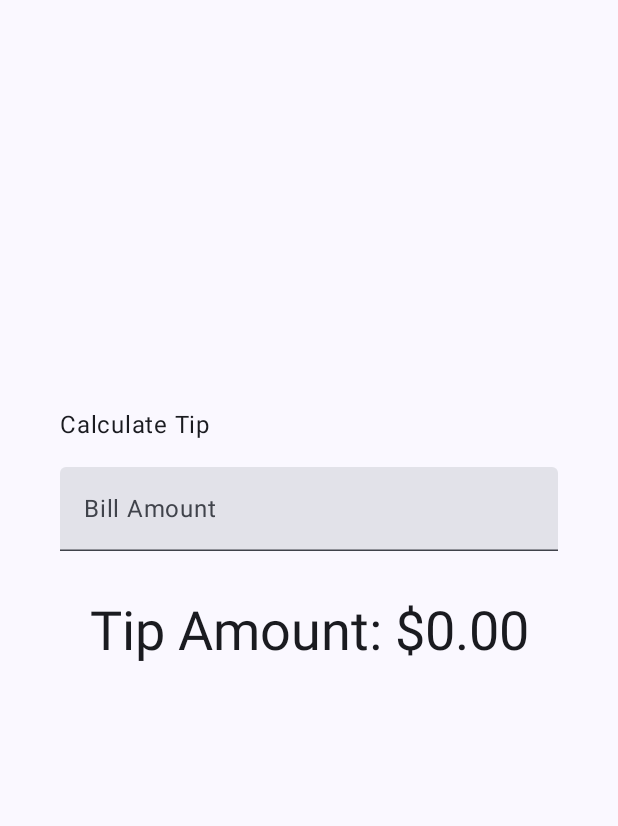
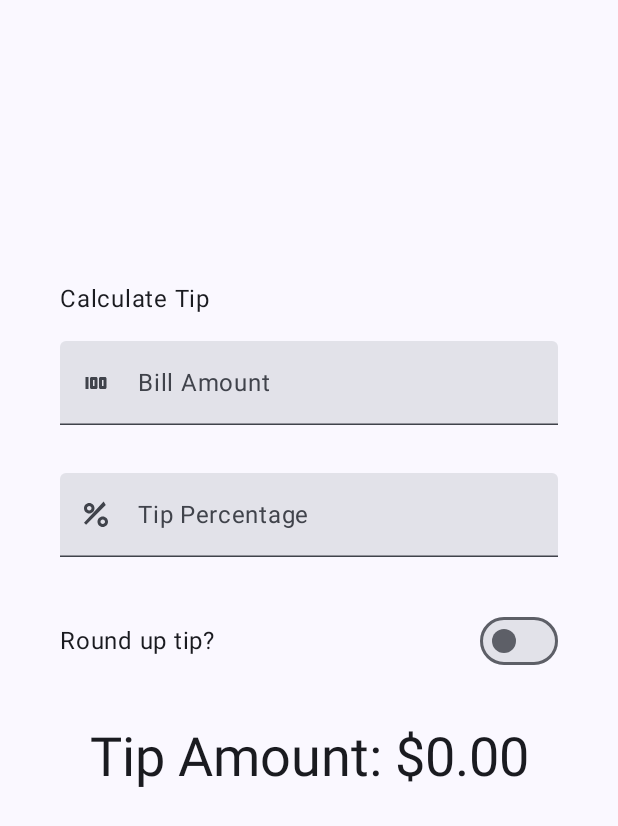
Before and after one commit to HetRed31/mobile, an Android app built with Jetpack Compose: the screen it shows after launch (MainActivity), on a phone screen of 412 x 824 dp. Shown: the top 826 px of the screen. Run offline under Robolectric (Android 15) with nearby library versions, the phone set to English and light mode, and no system bars.

Commit message:
5_3 калькулятор_2

```diff
--- a/calculator_5_3/src/main/java/com/example/calculator_5_3/MainActivity.kt
+++ b/calculator_5_3/src/main/java/com/example/calculator_5_3/MainActivity.kt
@@ -4,8 +4,11 @@ import android.os.Bundle
 import androidx.activity.ComponentActivity
 import androidx.activity.compose.setContent
 import androidx.activity.enableEdgeToEdge
+import androidx.annotation.DrawableRes
+import androidx.annotation.StringRes
 import androidx.compose.foundation.layout.Arrangement
 import androidx.compose.foundation.layout.Column
+import androidx.compose.foundation.layout.Row
 import androidx.compose.foundation.layout.Spacer
 import androidx.compose.foundation.layout.fillMaxSize
 import androidx.compose.foundation.layout.fillMaxWidth
@@ -13,11 +16,14 @@ import androidx.compose.foundation.layout.height
 import androidx.compose.foundation.layout.padding
 import androidx.compose.foundation.layout.safeDrawingPadding
 import androidx.compose.foundation.layout.statusBarsPadding
+import androidx.compose.foundation.layout.wrapContentWidth
 import androidx.compose.foundation.rememberScrollState
 import androidx.compose.foundation.text.KeyboardOptions
 import androidx.compose.foundation.verticalScroll
+import androidx.compose.material3.Icon
 import androidx.compose.material3.MaterialTheme
 import androidx.compose.material3.Surface
+import androidx.compose.material3.Switch
 import androidx.compose.material3.Text
 import androidx.compose.material3.TextField
 import androidx.compose.runtime.Composable
@@ -27,7 +33,9 @@ import androidx.compose.runtime.remember
 import androidx.compose.runtime.setValue
 import androidx.compose.ui.Alignment
 import androidx.compose.ui.Modifier
+import androidx.compose.ui.res.painterResource
 import androidx.compose.ui.res.stringResource
+import androidx.compose.ui.text.input.ImeAction
 import androidx.compose.ui.text.input.KeyboardType
 import androidx.compose.ui.tooling.preview.Preview
 import androidx.compose.ui.unit.dp
@@ -53,9 +61,12 @@ class MainActivity : ComponentActivity() {
 @Composable
 fun TipTimeLayout() {
     var amountInput by remember { mutableStateOf("") }
+    var tipInput by remember { mutableStateOf("") }
+    var roundUp by remember { mutableStateOf(false) }
 
     val amount = amountInput.toDoubleOrNull() ?: 0.0
-    val tip = calculateTip(amount)
+    val tipPercent = tipInput.toDoubleOrNull() ?: 0.0
+    val tip = calculateTip(amount, tipPercent, roundUp)
 
     Column(
         modifier = Modifier
@@ -73,9 +84,31 @@ fun TipTimeLayout() {
                 .align(alignment = Alignment.Start)
         )
         EditNumberField(
+            label = R.string.bill_amount,
+            leadingIcon = R.drawable.money,
+            keyboardOptions = KeyboardOptions.Default.copy(
+                keyboardType = KeyboardType.Number,
+                imeAction = ImeAction.Next
+            ),
             value = amountInput,
-            onValueChange = { amountInput = it },
-            modifier = Modifier.padding(bottom = 32.dp).fillMaxWidth()
+            onValueChanged = { amountInput = it },
+            modifier = Modifier.padding(bottom = 32.dp).fillMaxWidth(),
+        )
+        EditNumberField(
+            label = R.string.how_was_the_service,
+            leadingIcon = R.drawable.percent,
+            keyboardOptions = KeyboardOptions.Default.copy(
+                keyboardType = KeyboardType.Number,
+                imeAction = ImeAction.Done
+            ),
+            value = tipInput,
+            onValueChanged = { tipInput = it },
+            modifier = Modifier.padding(bottom = 32.dp).fillMaxWidth(),
+        )
+        RoundTheTipRow(
+            roundUp = roundUp,
+            onRoundUpChanged = { roundUp = it },
+            modifier = Modifier.padding(bottom = 32.dp)
         )
         Text(
             text = stringResource(R.string.tip_amount, tip),
@@ -87,18 +120,43 @@ fun TipTimeLayout() {
 
 @Composable
 fun EditNumberField(
+    @StringRes label: Int,
+    @DrawableRes leadingIcon: Int,
+    keyboardOptions: KeyboardOptions,
     value: String,
-    onValueChange: (String) -> Unit,
+    onValueChanged: (String) -> Unit,
     modifier: Modifier = Modifier
 ) {
     TextField(
         value = value,
-        onValueChange = onValueChange,
-        label = { Text(stringResource(R.string.bill_amount)) },
         singleLine = true,
-        keyboardOptions = KeyboardOptions(keyboardType = KeyboardType.Number),
-        modifier = modifier
+        leadingIcon = { Icon(painter = painterResource(id = leadingIcon), null) },
+        modifier = modifier,
+        onValueChange = onValueChanged,
+        label = { Text(stringResource(label)) },
+        keyboardOptions = keyboardOptions
     )
+}
+
+@Composable
+fun RoundTheTipRow(
+    roundUp: Boolean,
+    onRoundUpChanged: (Boolean) -> Unit,
+    modifier: Modifier = Modifier
+) {
+    Row(
+        modifier = modifier.fillMaxWidth(),
+        verticalAlignment = Alignment.CenterVertically
+    ) {
+        Text(text = stringResource(R.string.round_up_tip))
+        Switch(
+            modifier = Modifier
+                .fillMaxWidth()
+                .wrapContentWidth(Alignment.End),
+            checked = roundUp,
+            onCheckedChange = onRoundUpChanged
+        )
+    }
 }
 
 /**
@@ -106,8 +164,11 @@ fun EditNumberField(
  * according to the local currency.
  * Example would be "$10.00".
  */
-private fun calculateTip(amount: Double, tipPercent: Double = 15.0): String {
-    val tip = tipPercent / 100 * amount
+private fun calculateTip(amount: Double, tipPercent: Double = 15.0, roundUp: Boolean): String {
+    var tip = tipPercent / 100 * amount
+    if (roundUp) {
+        tip = kotlin.math.ceil(tip)
+    }
     return NumberFormat.getCurrencyInstance().format(tip)
 }
 
--- /dev/null
+++ b/calculator_5_3/src/main/res/drawable/money.xml
@@ -0,0 +1,10 @@
+<vector xmlns:android="http://schemas.android.com/apk/res/android"
+    android:width="24dp"
+    android:height="24dp"
+    android:viewportWidth="24"
+    android:viewportHeight="24"
+    android:tint="#000000">
+  <path
+      android:fillColor="@android:color/black"
+      android:pathData="M5,8h2v8H5zM12,8H9c-0.55,0 -1,0.45 -1,1v6c0,0.55 0.45,1 1,1h3c0.55,0 1,-0.45 1,-1V9c0,-0.55 -0.45,-1 -1,-1zM11,14h-1v-4h1v4zM18,8h-3c-0.55,0 -1,0.45 -1,1v6c0,0.55 0.45,1 1,1h3c0.55,0 1,-0.45 1,-1V9c0,-0.55 -0.45,-1 -1,-1zM17,14h-1v-4h1v4z"/>
+</vector>
--- /dev/null
+++ b/calculator_5_3/src/main/res/drawable/percent.xml
@@ -0,0 +1,10 @@
+<vector xmlns:android="http://schemas.android.com/apk/res/android"
+    android:width="24dp"
+    android:height="24dp"
+    android:viewportWidth="24"
+    android:viewportHeight="24"
+    android:tint="#000000">
+  <path
+      android:fillColor="@android:color/black"
+      android:pathData="M7.5,11C9.43,11 11,9.43 11,7.5C11,5.57 9.43,4 7.5,4C5.57,4 4,5.57 4,7.5C4,9.43 5.57,11 7.5,11ZM7.5,6C8.33,6 9,6.67 9,7.5C9,8.33 8.33,9 7.5,9C6.67,9 6,8.33 6,7.5C6,6.67 6.67,6 7.5,6ZM16.5,13C14.57,13 13,14.57 13,16.5C13,18.43 14.57,20 16.5,20C18.43,20 20,18.43 20,16.5C20,14.57 18.43,13 16.5,13ZM16.5,18C15.67,18 15,17.33 15,16.5C15,15.67 15.67,15 16.5,15C17.33,15 18,15.67 18,16.5C18,17.33 17.33,18 16.5,18ZM18.5,5.41L5.41,18.5L4,17.09L17.09,3L18.5,5.41Z"/>
+</vector>
--- a/calculator_5_3/src/main/res/values/strings.xml
+++ b/calculator_5_3/src/main/res/values/strings.xml
@@ -3,4 +3,6 @@
     <string name="calculate_tip">Calculate Tip</string>
     <string name="bill_amount">Bill Amount</string>
     <string name="tip_amount">Tip Amount: %s</string>
+    <string name="how_was_the_service">Tip Percentage</string>
+    <string name="round_up_tip">Round up tip?</string>
 </resources>
```
